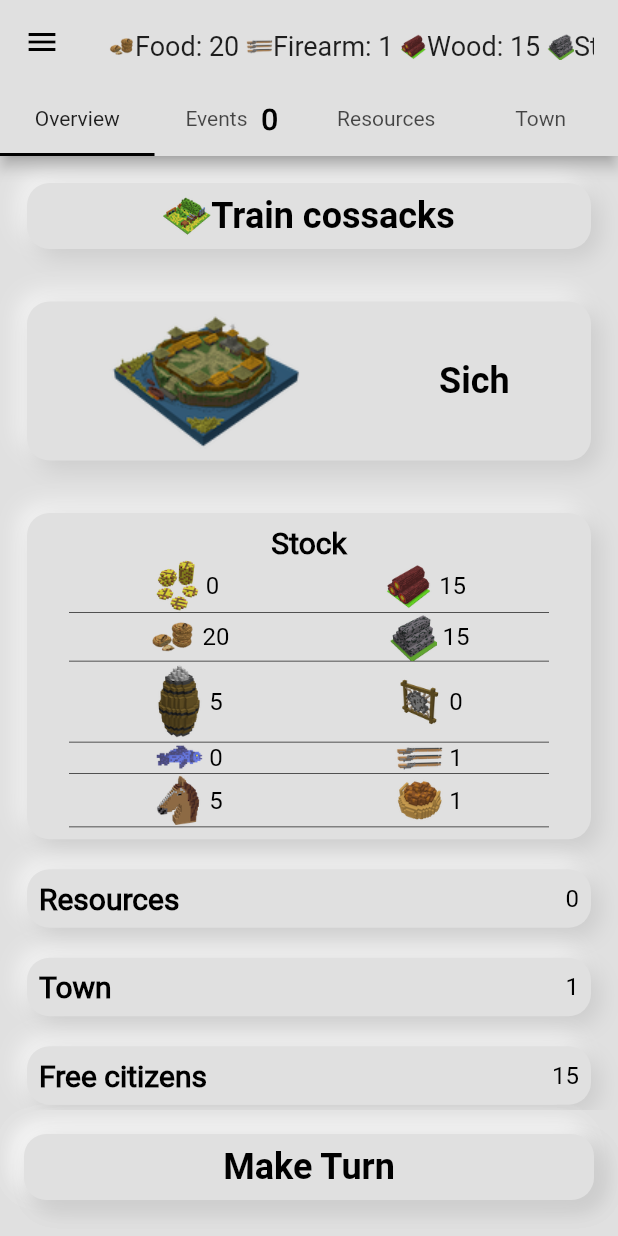
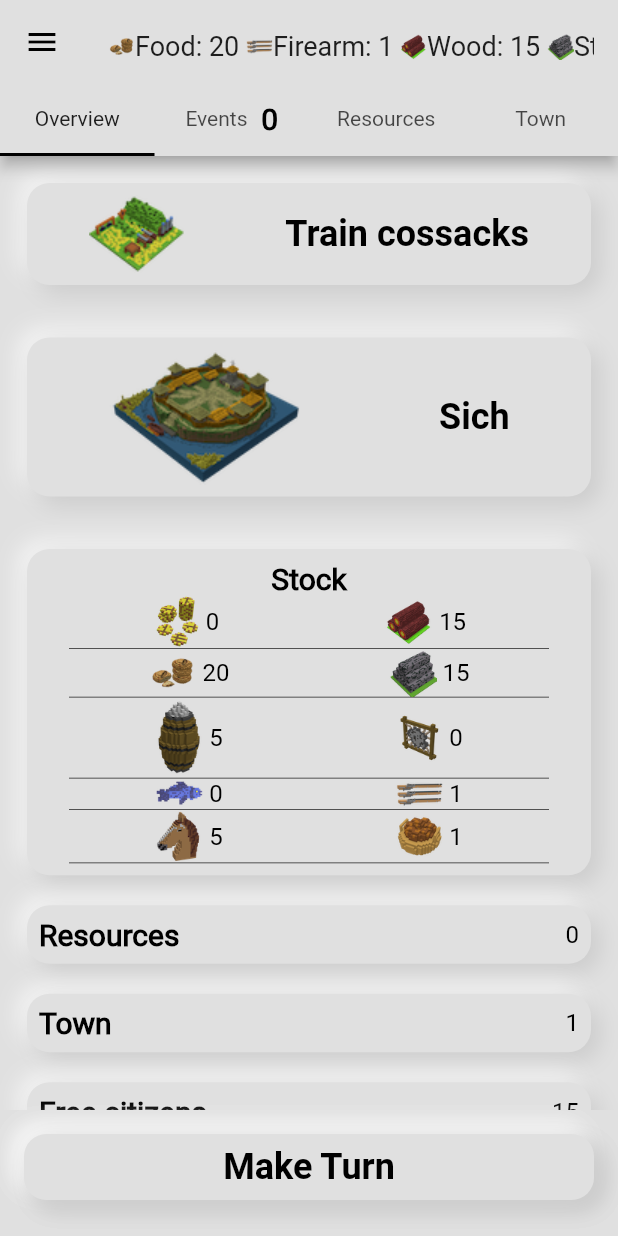
Before and after one commit to ManoyloK/sloboda, a Flutter app: the screen it shows after launch, after a tap on "Small Sloboda", on a phone screen of 412 x 824 dp. Run offline on Flutter 3.47's test engine with Material 2 defaults, Android fonts, the light colour scheme and no system bars; drawn by our look-alikes of clay_containers; our stand-ins replace rxdart, shared_preferences; missing offline and left inert: dart:js, fluri.

Commit message:
Removed CITY_BUILDING_TYPES usage.
Now, instead of using switch cases, it is possible to get name/icon/image of the CityBuilding by just calling appropriate methods.

Sich and Shooting range Hero animations are now different. Removed SlidableButton from them.

```diff
--- a/lib/views/city_dashboard.dart
+++ b/lib/views/city_dashboard.dart
@@ -1,7 +1,7 @@
 import 'package:flutter/material.dart';
 import 'package:flutter/rendering.dart';
 import 'package:flutter/widgets.dart';
-import 'package:sloboda/animations/slideable_button.dart';
+import 'package:sloboda/components/button_text.dart';
 import 'package:sloboda/components/divider.dart';
 import 'package:sloboda/components/full_width_container.dart';
 import 'package:sloboda/components/title_text.dart';
@@ -37,16 +37,8 @@ class _CityDashboardState extends State<CityDashboard> {
             SoftContainer(
               child: Padding(
                 padding: const EdgeInsets.all(8.0),
-                child: Row(
-                  mainAxisAlignment: MainAxisAlignment.center,
-                  children: [
-                    Image.asset(
-                      ShootingRange().icon,
-                      width: 32,
-                    ),
-                    SlideableButton(
-                      child: Text(SlobodaLocalizations.trainCossacks),
-                      onPress: () async {
+                child: GestureDetector(
+                  onTap: () async {
                     await Navigator.pushNamed(
                       context,
                       ShootingRangeBuilt.routeName,
@@ -56,8 +48,19 @@ class _CityDashboardState extends State<CityDashboard> {
                       ),
                     );
                   },
+                  child: Row(
+                    mainAxisAlignment: MainAxisAlignment.spaceAround,
+                    children: [
+                      Hero(
+                        tag: ShootingRange().localizedKey,
+                        child: Image.asset(
+                          ShootingRange().icon,
+                          width: 64,
                         ),
+                      ),
+                      ButtonText(SlobodaLocalizations.trainCossacks),
                     ],
+                  ),
                 ),
               ),
             ),
@@ -66,8 +69,17 @@ class _CityDashboardState extends State<CityDashboard> {
               child: Padding(
                 padding: const EdgeInsets.all(8.0),
                 child: FullWidth(
-                  child: SlideableButton(
                   child: Center(
+                    child: GestureDetector(
+                      onTap: () async {
+                        await Navigator.pushNamed(
+                          context,
+                          SichScreen.routeName,
+                          arguments: SichScreenArguments(
+                            city: widget.city,
+                          ),
+                        );
+                      },
                       child: Row(
                         mainAxisAlignment: MainAxisAlignment.spaceAround,
                         children: <Widget>[
@@ -78,19 +90,12 @@ class _CityDashboardState extends State<CityDashboard> {
                               width: 128,
                             ),
                           ),
-                          Text(SlobodaLocalizations.sichName),
+                          ButtonText(
+                            SlobodaLocalizations.sichName,
+                          ),
                         ],
                       ),
                     ),
-                    onPress: () async {
-                      await Navigator.pushNamed(
-                        context,
-                        SichScreen.routeName,
-                        arguments: SichScreenArguments(
-                          city: widget.city,
-                        ),
-                      );
-                    },
                   ),
                 ),
               ),
--- a/lib/views/resource_buildings/resource_buildings_page.dart
+++ b/lib/views/resource_buildings/resource_buildings_page.dart
@@ -106,8 +106,10 @@ class _ResourceBuildingsPageState extends State<ResourceBuildingsPage> {
                               city.buildBuilding(building);
                             } catch (e) {
                               final snackBar = SnackBar(
-                                  content: Text(
-                                      'Cannot build. Missing: ${e.toLocalizedString()}'));
+                                content: Text(
+                                  'Cannot build. Missing: ${e.toLocalizedString()}',
+                                ),
+                              );
                               Scaffold.of(context).showSnackBar(snackBar);
                             }
                           }),
--- a/pubspec.yaml
+++ b/pubspec.yaml
@@ -70,14 +70,14 @@ flutter:
     - images/resources/firearm_64.png
     # city buildings
     - images/city_buildings/citizen.png
-    - images/city_buildings/kurin.png
+    - images/city_buildings/house.png
     - images/city_buildings/wall.png
     - images/city_buildings/watch_tower.png
     - images/city_buildings/church.png
     - images/city_buildings/tower.png
     - images/city_buildings/shooting_range.png
     - images/city_buildings/citizen_64.png
-    - images/city_buildings/kurin_64.png
+    - images/city_buildings/house_64.png
     - images/city_buildings/wall_64.png
     - images/city_buildings/watch_tower_64.png
     - images/city_buildings/church_64.png
```
Also changed, not shown: lib/models/buildings/city_buildings/church.dart (+11 -0 lines), lib/models/buildings/city_buildings/city_building.dart (+11 -60 lines), lib/models/buildings/city_buildings/house.dart (+11 -0 lines), lib/models/buildings/city_buildings/tower.dart (+11 -0 lines), lib/models/buildings/city_buildings/wall.dart (+11 -0 lines), lib/models/buildings/city_buildings/watch_tower.dart (+11 -0 lines), lib/models/buildings/shooting_range.dart (+6 -3 lines), lib/views/city_buildings/city_building_built.dart (+4 -4 lines), lib/views/city_buildings/city_building_meta.dart (+6 -5 lines), lib/views/city_buildings/city_building_view.dart (+12 -11 lines), lib/views/city_buildings/city_buildings_page.dart (+5 -3 lines), images/city_buildings/house.png (renamed from images/city_buildings/kurin.png), images/city_buildings/house_64.png (renamed from images/city_buildings/kurin_64.png). Lines whose indentation alone changed are shown as unchanged.
